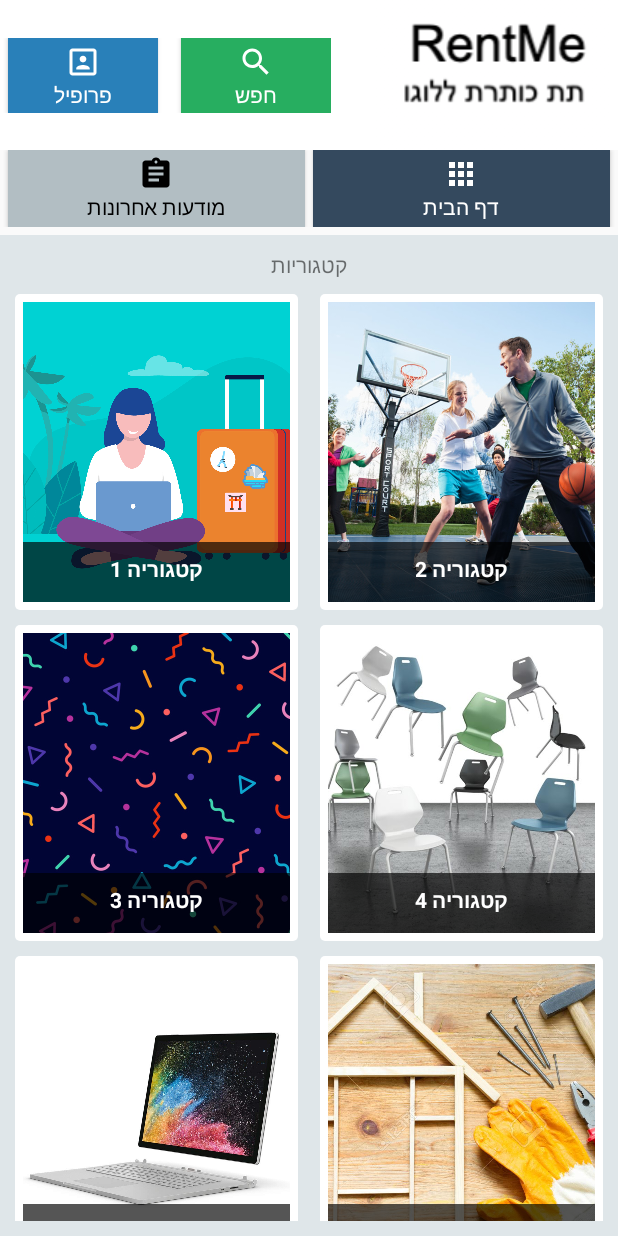
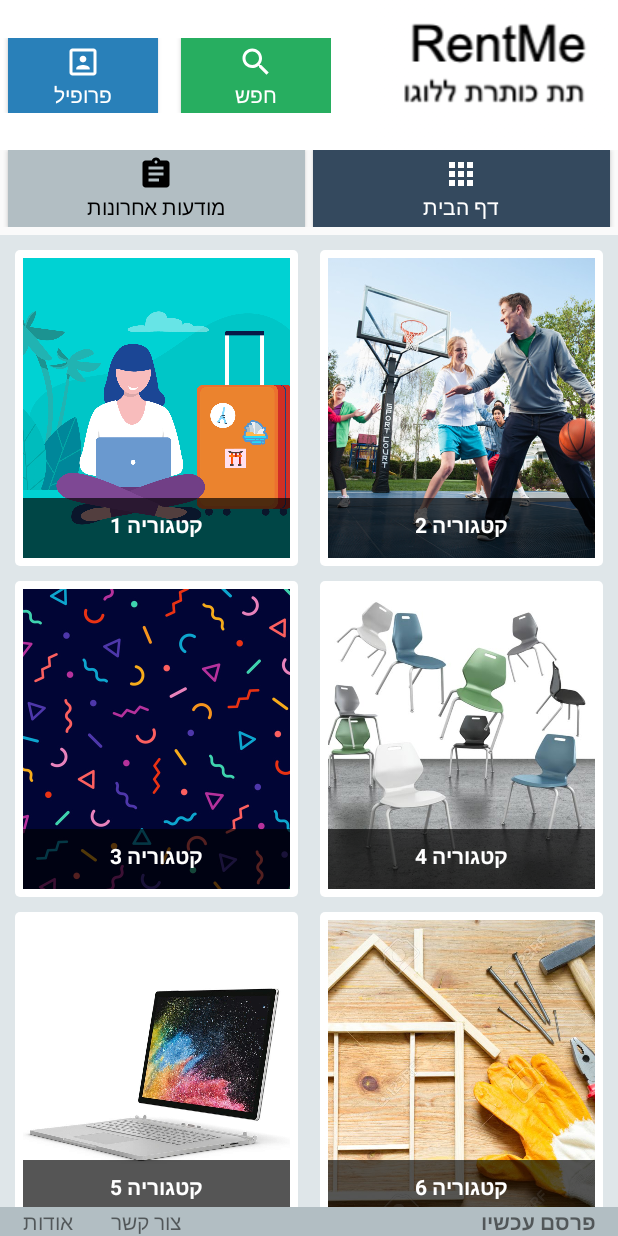
Before and after one commit to ZviMints/RentMe, an Android app: the screen it shows after launch (MainActivity), on a phone screen of 412 x 824 dp. Run offline under Robolectric (Android 15) with nearby library versions, the phone set to English and light mode, and no system bars.

Commit message:
Fixed Version Before DB

```diff
--- a/app/src/main/res/layout/activity_main.xml
+++ b/app/src/main/res/layout/activity_main.xml
@@ -44,6 +44,7 @@
 
 
         </LinearLayout>
+
         <ImageView
             android:layout_width="wrap_content"
             android:layout_height="wrap_content"
@@ -91,7 +92,8 @@
     <!--Menu-->
 
     <!-- Content -->
-    <LinearLayout
+
+    <RelativeLayout
         android:layout_width="match_parent"
         android:layout_height="wrap_content"
         android:background="#DFE6E9"
@@ -99,24 +101,51 @@
         tools:context=".MainActivity"
         >
 
-        <TextView
-            android:id="@+id/CategoriesTest"
-            android:layout_width="match_parent"
-            android:layout_height="wrap_content"
-            android:layout_marginTop="10dp"
-            android:textAlignment="center"
-            android:text="קטגוריות" />
-
         <GridView
             android:id="@+id/grid_view"
             android:layout_width="fill_parent"
-            android:layout_height="match_parent"
-            android:background="#DFE6E9"
+            android:layout_height="wrap_content"
+            android:background="@color/BlueGray"
             android:horizontalSpacing="15dp"
             android:numColumns="2"
             android:padding="10dp"
             android:verticalSpacing="10dp"></GridView>
-    </LinearLayout>
+
+        <!-- Footer aligned to bottom -->
+        <RelativeLayout
+            android:id="@+id/footer"
+            android:layout_width="match_parent"
+            android:layout_height="wrap_content"
+            android:layout_alignParentBottom="true"
+            android:background="@color/lightGray"
+            android:gravity="center" >
+            <LinearLayout
+                android:layout_width="wrap_content"
+                android:layout_height="wrap_content">
+
+                <TextView
+                    android:layout_width="wrap_content"
+                    android:layout_height="wrap_content"
+                    android:layout_marginLeft="15dp"
+                    android:text="אודות" />
+                <TextView
+                    android:layout_width="wrap_content"
+                    android:layout_height="wrap_content"
+                    android:layout_marginLeft="25dp"
+                    android:text="צור קשר" />
+
+            </LinearLayout>
+
+            <TextView
+                android:layout_width="wrap_content"
+                android:layout_height="wrap_content"
+                android:layout_marginRight="15dp"
+                android:textStyle="bold"
+                android:layout_alignParentRight="true"
+                android:text="פרסם עכשיו"/>
+        </RelativeLayout>
+
+    </RelativeLayout>
     <!-- Content -->
 
 </LinearLayout>
--- a/app/src/main/res/values/colors.xml
+++ b/app/src/main/res/values/colors.xml
@@ -7,4 +7,5 @@
     <color name="DarkGray">#34495e</color>
     <color name="DarkGreen">#27ae60</color>
     <color name="DarkBlue">#2980b9</color>
+    <color name="BlueGray">#DFE6E9</color>
 </resources>
```
